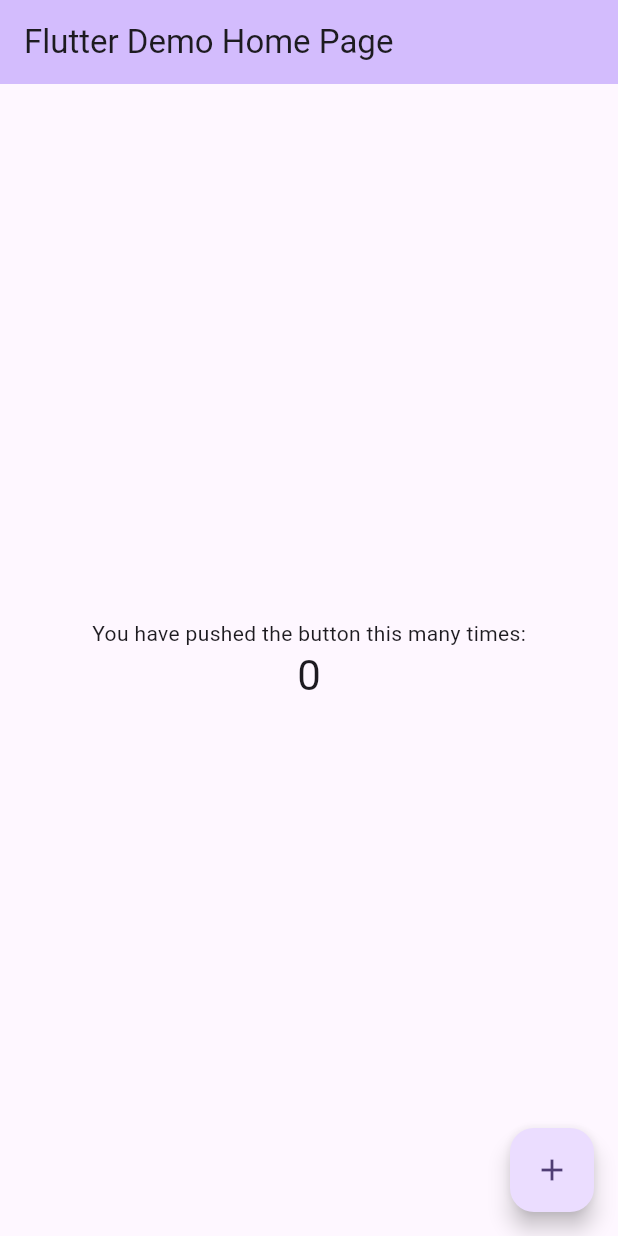
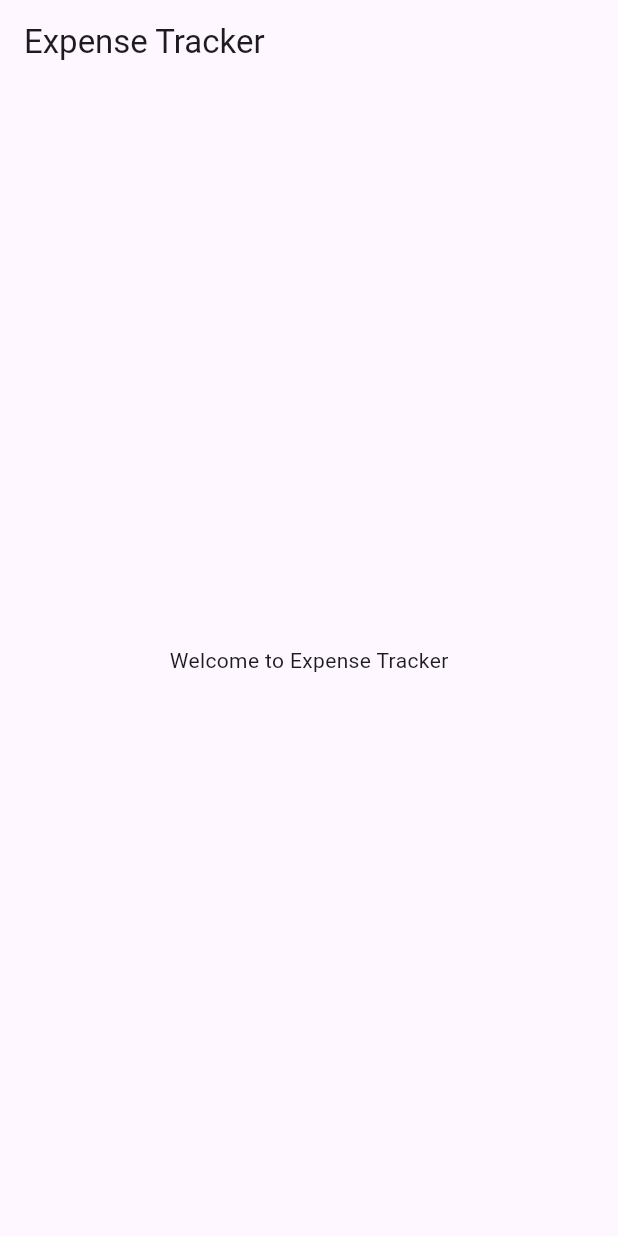
Before and after one commit to anushgr/keep_in_check, a Flutter app: the screen it shows after launch, on a phone screen of 412 x 824 dp. Run offline on Flutter 3.47's test engine with Material 3 defaults, Android fonts, the phone set to English and light mode, and no system bars; our stand-ins replace permission_handler; missing offline and left inert: telephony.

Commit message:
added data modal stored sms loader

```diff
--- a/expense_tracker/lib/main.dart
+++ b/expense_tracker/lib/main.dart
@@ -1,122 +1,32 @@
 import 'package:flutter/material.dart';
+import 'package:provider/provider.dart';
+import 'services/sms_service.dart';
+import 'screens/home_screen.dart';
 
 void main() {
-  runApp(const MyApp());
+  print('App starting'); // Debug line
+  runApp(
+    MultiProvider(
+      providers: [
+        Provider<SmsService>(create: (_) => SmsService()),
+      ],
+      child: const MyApp(),
+    ),
+  );
 }
 
 class MyApp extends StatelessWidget {
   const MyApp({super.key});
 
-  // This widget is the root of your application.
   @override
   Widget build(BuildContext context) {
     return MaterialApp(
-      title: 'Flutter Demo',
+      title: 'Expense Tracker',
       theme: ThemeData(
-        // This is the theme of your application.
-        //
-        // TRY THIS: Try running your application with "flutter run". You'll see
-        // the application has a purple toolbar. Then, without quitting the app,
-        // try changing the seedColor in the colorScheme below to Colors.green
-        // and then invoke "hot reload" (save your changes or press the "hot
-        // reload" button in a Flutter-supported IDE, or press "r" if you used
-        // the command line to start the app).
-        //
-        // Notice that the counter didn't reset back to zero; the application
-        // state is not lost during the reload. To reset the state, use hot
-        // restart instead.
-        //
-        // This works for code too, not just values: Most code changes can be
-        // tested with just a hot reload.
-        colorScheme: ColorScheme.fromSeed(seedColor: Colors.deepPurple),
+        primarySwatch: Colors.green,
+        useMaterial3: true,
       ),
-      home: const MyHomePage(title: 'Flutter Demo Home Page'),
+      home: const HomeScreen(),
     );
   }
 }
-
-class MyHomePage extends StatefulWidget {
-  const MyHomePage({super.key, required this.title});
-
-  // This widget is the home page of your application. It is stateful, meaning
-  // that it has a State object (defined below) that contains fields that affect
-  // how it looks.
-
-  // This class is the configuration for the state. It holds the values (in this
-  // case the title) provided by the parent (in this case the App widget) and
-  // used by the build method of the State. Fields in a Widget subclass are
-  // always marked "final".
-
-  final String title;
-
-  @override
-  State<MyHomePage> createState() => _MyHomePageState();
-}
-
-class _MyHomePageState extends State<MyHomePage> {
-  int _counter = 0;
-
-  void _incrementCounter() {
-    setState(() {
-      // This call to setState tells the Flutter framework that something has
-      // changed in this State, which causes it to rerun the build method below
-      // so that the display can reflect the updated values. If we changed
-      // _counter without calling setState(), then the build method would not be
-      // called again, and so nothing would appear to happen.
-      _counter++;
-    });
-  }
-
-  @override
-  Widget build(BuildContext context) {
-    // This method is rerun every time setState is called, for instance as done
-    // by the _incrementCounter method above.
-    //
-    // The Flutter framework has been optimized to make rerunning build methods
-    // fast, so that you can just rebuild anything that needs updating rather
-    // than having to individually change instances of widgets.
-    return Scaffold(
-      appBar: AppBar(
-        // TRY THIS: Try changing the color here to a specific color (to
-        // Colors.amber, perhaps?) and trigger a hot reload to see the AppBar
-        // change color while the other colors stay the same.
-        backgroundColor: Theme.of(context).colorScheme.inversePrimary,
-        // Here we take the value from the MyHomePage object that was created by
-        // the App.build method, and use it to set our appbar title.
-        title: Text(widget.title),
-      ),
-      body: Center(
-        // Center is a layout widget. It takes a single child and positions it
-        // in the middle of the parent.
-        child: Column(
-          // Column is also a layout widget. It takes a list of children and
-          // arranges them vertically. By default, it sizes itself to fit its
-          // children horizontally, and tries to be as tall as its parent.
-          //
-          // Column has various properties to control how it sizes itself and
-          // how it positions its children. Here we use mainAxisAlignment to
-          // center the children vertically; the main axis here is the vertical
-          // axis because Columns are vertical (the cross axis would be
-          // horizontal).
-          //
-          // TRY THIS: Invoke "debug painting" (choose the "Toggle Debug Paint"
-          // action in the IDE, or press "p" in the console), to see the
-          // wireframe for each widget.
-          mainAxisAlignment: MainAxisAlignment.center,
-          children: <Widget>[
-            const Text('You have pushed the button this many times:'),
-            Text(
-              '$_counter',
-              style: Theme.of(context).textTheme.headlineMedium,
-            ),
-          ],
-        ),
-      ),
-      floatingActionButton: FloatingActionButton(
-        onPressed: _incrementCounter,
-        tooltip: 'Increment',
-        child: const Icon(Icons.add),
-      ), // This trailing comma makes auto-formatting nicer for build methods.
-    );
-  }
-}
--- /dev/null
+++ b/expense_tracker/lib/models/transaction.dart
@@ -0,0 +1,66 @@
+enum TransactionType { income, expense }
+
+class Transaction {
+  final double amount;
+  final DateTime dateTime;
+  final String category;
+  final String? fromWhom; // For income
+  final String? toWhom; // For expense
+  final String? description;
+  final TransactionType type;
+
+  Transaction({
+    required this.amount,
+    required this.dateTime,
+    required this.category,
+    this.fromWhom,
+    this.toWhom,
+    this.description,
+    required this.type,
+  });
+
+  // Convert Transaction to JSON for sending to Flask backend
+  Map<String, dynamic> toJson() {
+    return {
+      'amount': amount,
+      'dateTime': dateTime.toIso8601String(),
+      'category': category,
+      'fromWhom': fromWhom,
+      'toWhom': toWhom,
+      'description': description,
+      'type': type.toString().split('.').last,
+    };
+  }
+
+  // Create Transaction from SMS
+  static Transaction? fromSms(String smsBody) {
+    print('Parsing SMS: $smsBody'); // Debug line
+    try {
+      final regExp = RegExp(
+          r'(Received|Spent) \$(\d+\.?\d*) (from|to) (\w+) on (\d{4}-\d{2}-\d{2} \d{2}:\d{2} [AP]M), category: (\w+)');
+      final match = regExp.firstMatch(smsBody);
+      if (match == null) {
+        print('No regex match for SMS: $smsBody'); // Debug line
+        return null;
+      }
+
+      final type = match.group(1) == 'Received' ? TransactionType.income : TransactionType.expense;
+      final amount = double.parse(match.group(2)!);
+      final dateTime = DateTime.parse(match.group(5)!.replaceAll(' AM', '').replaceAll(' PM', ''));
+      final fromTo = match.group(4)!;
+      final category = match.group(6)!;
+
+      return Transaction(
+        amount: amount,
+        dateTime: dateTime,
+        category: category,
+        fromWhom: type == TransactionType.income ? fromTo : null,
+        toWhom: type == TransactionType.expense ? fromTo : null,
+        type: type,
+      );
+    } catch (e) {
+      print('Error parsing SMS: $e');
+      return null;
+    }
+  }
+}
--- /dev/null
+++ b/expense_tracker/lib/screens/home_screen.dart
@@ -0,0 +1,56 @@
+import 'package:flutter/material.dart';
+import 'package:provider/provider.dart';
+import 'package:permission_handler/permission_handler.dart';
+import '../services/sms_service.dart';
+
+class HomeScreen extends StatefulWidget {
+  const HomeScreen({super.key});
+
+  @override
+  State<HomeScreen> createState() => _HomeScreenState();
+}
+
+class _HomeScreenState extends State<HomeScreen> {
+  @override
+  void initState() {
+    super.initState();
+    // Periodic debug print to confirm console is active
+    Future.doWhile(() async {
+      await Future.delayed(Duration(seconds: 5));
+      print('Debug: App is running');
+      return true;
+    });
+    final smsService = Provider.of<SmsService>(context, listen: false);
+    smsService.requestSmsPermission().then((granted) {
+      print('SMS Permission Granted: $granted');
+      if (!granted) {
+        openAppSettings();
+      } else {
+        // Read existing SMS for debugging
+        smsService.readExistingSms().then((transactions) {
+          print('Read ${transactions.length} transactions');
+          for (var transaction in transactions) {
+            print('Existing transaction: ${transaction.toJson()}');
+          }
+        });
+        smsService.listenForSms((transaction) {
+          if (transaction != null) {
+            print('New transaction: ${transaction.toJson()}');
+          } else {
+            print('Failed to parse SMS');
+          }
+        });
+      }
+    });
+  }
+
+  @override
+  Widget build(BuildContext context) {
+    return Scaffold(
+      appBar: AppBar(title: const Text('Expense Tracker')),
+      body: const Center(
+        child: Text('Welcome to Expense Tracker'),
+      ),
+    );
+  }
+}
```
Also changed, not shown: expense_tracker/lib/services/sms_service.dart (added, +65 -0 lines), expense_tracker/pubspec.yaml (+8 -74 lines), expense_tracker/lib/screens/transaction_list_screen.dart (added), expense_tracker/lib/services/flask_service.dart (added), expense_tracker/lib/services/notion_service.dart (added), expense_tracker/pubspec.lock, 5 other files.
